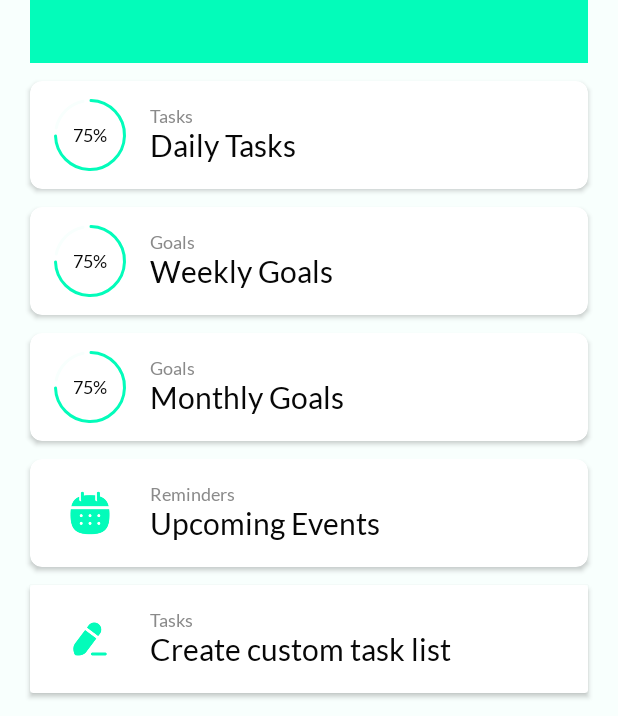
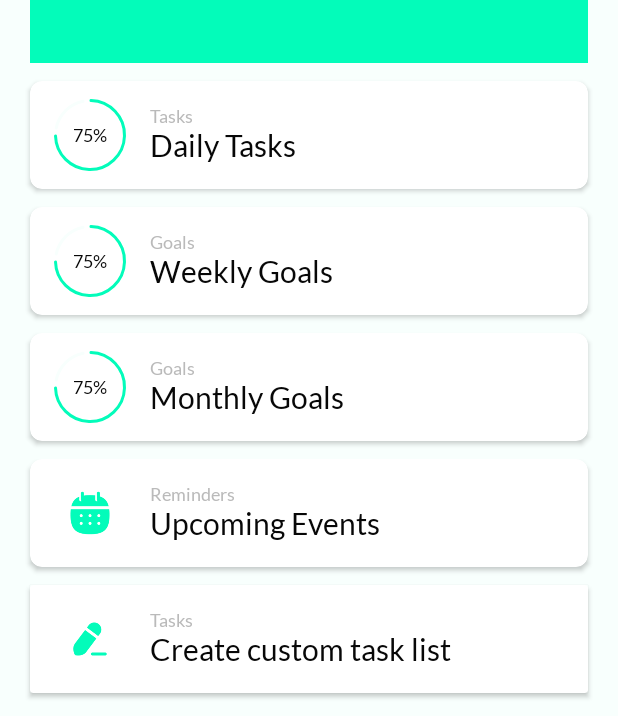
Before and after one commit to nyanishinde/Karya, an Android app: the screen it shows after launch (MainActivity), on a phone screen of 412 x 824 dp. Shown: the part 513-1229 px from the top of the screen. Run offline under Robolectric (Android 15) with nearby library versions, the phone set to English and light mode, and no system bars.

```diff
--- a/app/src/main/java/com/example/karya/DCCheckListItem.kt
+++ b/app/src/main/java/com/example/karya/DCCheckListItem.kt
@@ -2,5 +2,5 @@ package com.example.karya
 
 data class DCCheckListItem(
     val taskName:String,
-    val isChecked:Boolean
+    var isChecked:Boolean
 )
--- a/app/src/main/res/layout/activity_main.xml
+++ b/app/src/main/res/layout/activity_main.xml
@@ -92,7 +92,7 @@
                     android:layout_width="wrap_content"
                     android:layout_height="wrap_content"
                     android:text="@string/Tasks"
-                    android:textColor="@color/surface_dark"
+                    android:textColor="@color/text_hint"
                     android:fontFamily="@font/lato_regular"
                     android:textSize="12sp" />
                 <TextView
@@ -169,7 +169,7 @@
                     android:layout_width="wrap_content"
                     android:layout_height="wrap_content"
                     android:text="@string/Goals"
-                    android:textColor="@color/surface_dark"
+                    android:textColor="@color/text_hint"
                     android:fontFamily="@font/lato_regular"
                     android:textSize="12sp" />
                 <TextView
@@ -247,7 +247,7 @@
                     android:layout_width="wrap_content"
                     android:layout_height="wrap_content"
                     android:text="@string/Goals"
-                    android:textColor="@color/surface_dark"
+                    android:textColor="@color/text_hint"
                     android:fontFamily="@font/lato_regular"
                     android:textSize="12sp" />
                 <TextView
@@ -299,7 +299,7 @@
                     android:layout_width="wrap_content"
                     android:layout_height="wrap_content"
                     android:text="@string/Reminders"
-                    android:textColor="@color/surface_dark"
+                    android:textColor="@color/text_hint"
                     android:fontFamily="@font/lato_regular"
                     android:textSize="12sp" />
                 <TextView
@@ -349,7 +349,7 @@
                     android:layout_width="wrap_content"
                     android:layout_height="wrap_content"
                     android:text="@string/Tasks"
-                    android:textColor="@color/surface_dark"
+                    android:textColor="@color/text_hint"
                     android:fontFamily="@font/lato_regular"
                     android:textSize="12sp" />
                 <TextView
--- a/app/src/main/res/values/colors.xml
+++ b/app/src/main/res/values/colors.xml
@@ -18,6 +18,7 @@
     <!-- Text Colors -->
     <color name="text_light">#070707</color>  <!-- Black -->
     <color name="text_dark">#F8FFFD</color>  <!-- Off White -->
+    <color name="text_hint">#BABABA</color>
 
     <!-- Secondary & Accent Colors -->
     <color name="secondary">#B3FEEA</color>  <!-- Mint Green -->
--- a/app/src/main/res/values/strings.xml
+++ b/app/src/main/res/values/strings.xml
@@ -9,4 +9,9 @@
     <string name="Weekly_Goals">Weekly Goals</string>
     <string name="Upcoming_Events">Upcoming Events</string>
     <string name="Custom_taskList">Create custom task list</string>
+    <string name="date">01/01/2025</string>
+    <string name="Task_counter">4/7</string>
+    <string name="Add_more_tasks">+ Add more tasks</string>
+    <string name="Done">Done</string>
+    <string name="Cancel">Cancel</string>
 </resources>
```
